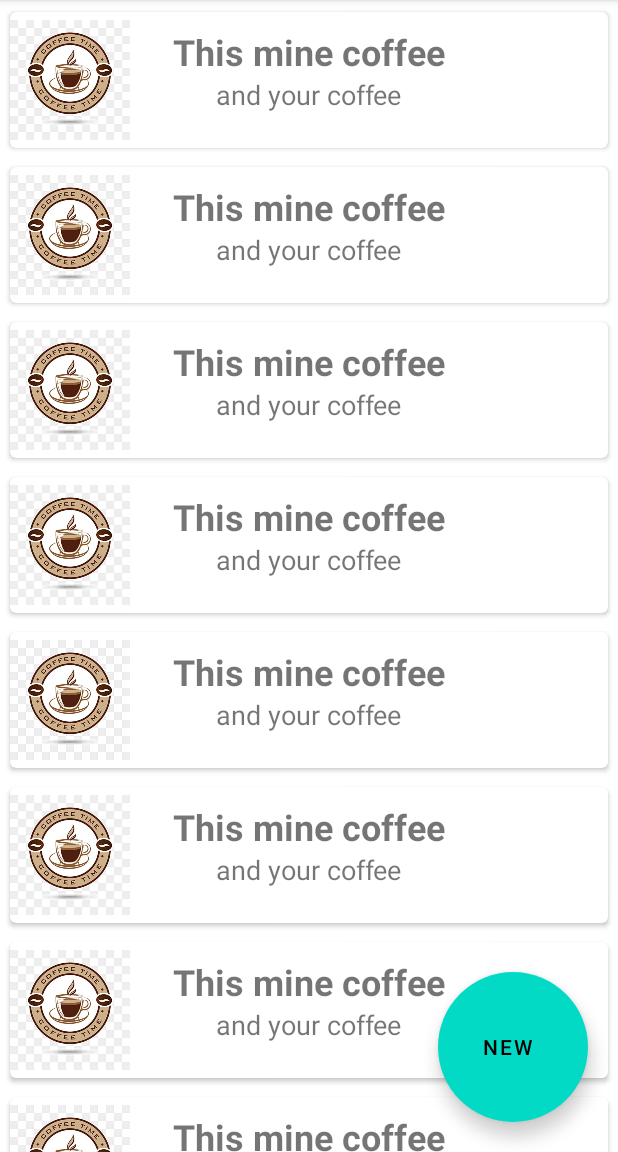
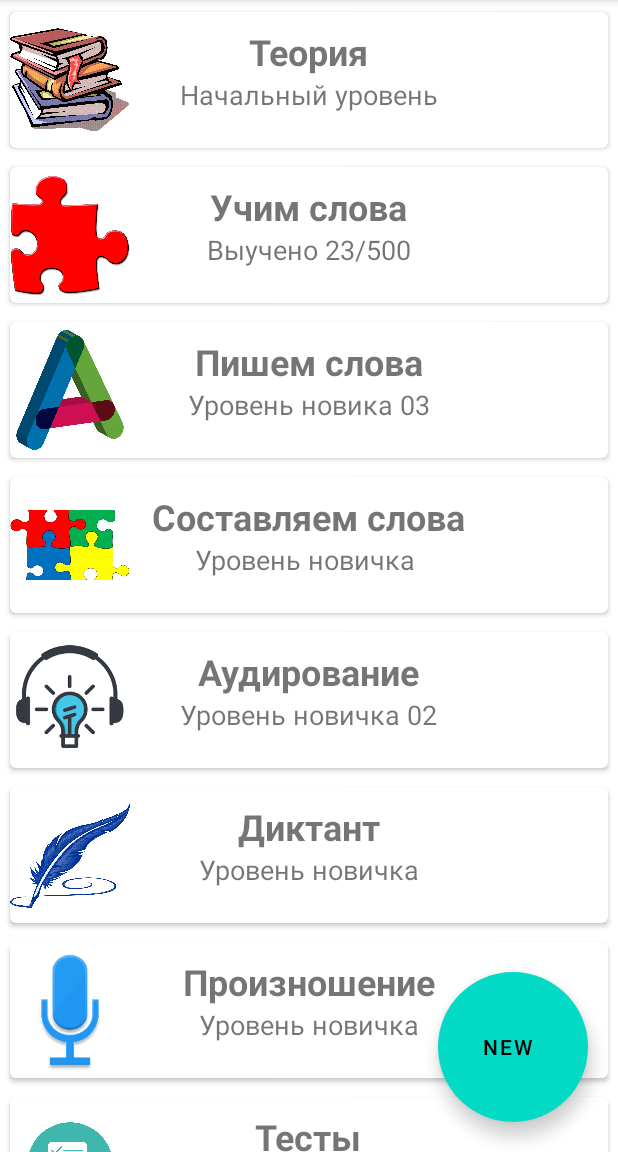
Before and after one commit to bermeternazarova/homework05_month03, an Android app: the screen it shows after launch (MainActivity), on a phone screen of 412 x 824 dp, the part 84-1236 px from its top. Run offline under Robolectric (Android 15) with nearby library versions, the phone set to English and light mode, and no system bars.

Commit message:
fix a listfragment

```diff
--- a/app/src/main/java/com/example/homework05_month03/ListFragment.java
+++ b/app/src/main/java/com/example/homework05_month03/ListFragment.java
@@ -14,6 +14,9 @@ import android.view.ViewGroup;
 import com.google.android.material.floatingactionbutton.ExtendedFloatingActionButton;
 
 import java.util.ArrayList;
+import java.util.Collection;
+import java.util.Collections;
+import java.util.Random;
 
 public class ListFragment extends Fragment implements ItemClickListener{
 
@@ -41,7 +44,7 @@ public class ListFragment extends Fragment implements ItemClickListener{
         button.setOnClickListener(new View.OnClickListener() {
             @Override
             public void onClick(View view) {
-                chats.add(0,new ChatModel(R.drawable.coffee,"YES, your coffee","and mine"));
+                chats.add(0,new ChatModel(R.drawable.coffee,"Новая ячейка ","coffee"));
                 adapter.notifyDataSetChanged();
             }
         });
@@ -58,15 +61,15 @@ public class ListFragment extends Fragment implements ItemClickListener{
 
     }
     private void setChats(){
-        chats.add(new ChatModel(R.drawable.coffee,"This mine coffee","and your coffee"));
-        chats.add(new ChatModel(R.drawable.coffee,"This mine coffee","and your coffee"));
-        chats.add(new ChatModel(R.drawable.coffee,"This mine coffee","and your coffee"));
-        chats.add(new ChatModel(R.drawable.coffee,"This mine coffee","and your coffee"));
-        chats.add(new ChatModel(R.drawable.coffee,"This mine coffee","and your coffee"));
-        chats.add(new ChatModel(R.drawable.coffee,"This mine coffee","and your coffee"));
-        chats.add(new ChatModel(R.drawable.coffee,"This mine coffee","and your coffee"));
-        chats.add(new ChatModel(R.drawable.coffee,"This mine coffee","and your coffee"));
-        chats.add(new ChatModel(R.drawable.coffee,"This mine coffee","and your coffee"));
-        chats.add(new ChatModel(R.drawable.coffee,"This mine coffee","and your coffee"));
+        chats.add(new ChatModel(R.drawable.teory02,"Теория","Начальный уровень"));
+        chats.add(new ChatModel(R.drawable.pazl,"Учим слова","Выучено 23/500"));
+        chats.add(new ChatModel(R.drawable.allfabet,"Пишем слова","Уровень новика 03"));
+        chats.add(new ChatModel(R.drawable.pazl2,"Составляем слова","Уровень новичка "));
+        chats.add(new ChatModel(R.drawable.audio,"Аудирование","Уровень новичка 02"));
+        chats.add(new ChatModel(R.drawable.pero,"Диктант","Уровень новичка"));
+        chats.add(new ChatModel(R.drawable.dictofone,"Произношение","Уровень новичка"));
+        chats.add(new ChatModel(R.drawable.testy,"Тесты","Проверь себя"));
+        chats.add(new ChatModel(R.drawable.djoystik,"Игры","Увлекательно"));
+        chats.add(new ChatModel(R.drawable.key,"Полная версия","Требуется авторизация"));
     }
 }
--- a/app/src/main/java/com/example/homework05_month03/MainActivity.java
+++ b/app/src/main/java/com/example/homework05_month03/MainActivity.java
@@ -11,7 +11,5 @@ public class MainActivity extends AppCompatActivity {
         super.onCreate(savedInstanceState);
         setContentView(R.layout.activity_main);
 
-        getSupportFragmentManager().beginTransaction().add(R.id.fragment_ct,new ListFragment()).addToBackStack(null).commit();
-       // getSupportFragmentManager().beginTransaction().replace(R.id.details_fl,new DetailsFragment()).addToBackStack(null).commit();
-    }
-}
+        getSupportFragmentManager().beginTransaction().add(R.id.fragment_ct,new ListFragment()).commit();
+}}
```
Also changed, not shown: app/src/main/res/drawable-v24/allfabet.png (added), app/src/main/res/drawable-v24/audio.png (added), app/src/main/res/drawable-v24/dictofone.png (added), app/src/main/res/drawable-v24/djoystik.png (added), app/src/main/res/drawable-v24/key.png (added), app/src/main/res/drawable-v24/pazl.png (added), app/src/main/res/drawable-v24/pazl2.png (added), app/src/main/res/drawable-v24/pero.png (added), app/src/main/res/drawable-v24/teory02.png (added), app/src/main/res/drawable-v24/testy.png (added).
